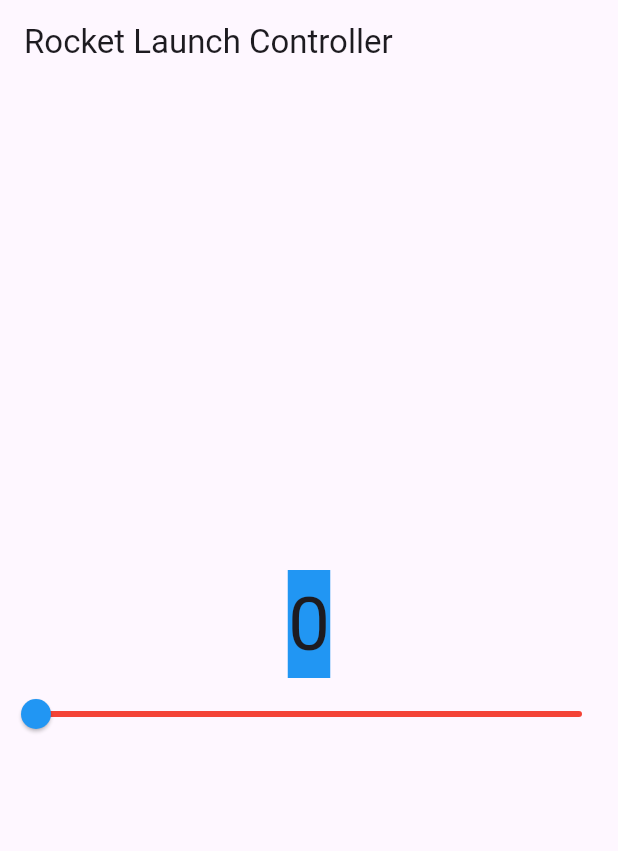
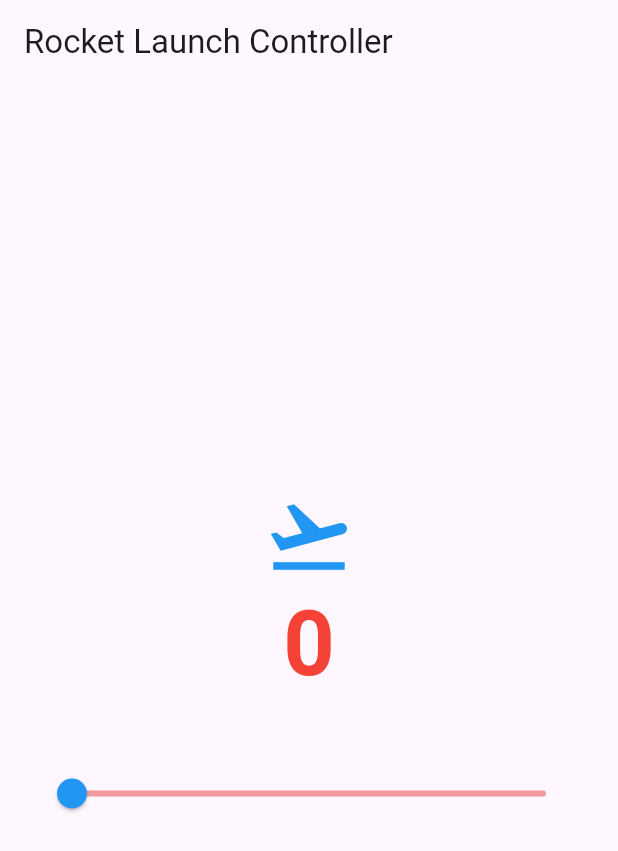
Before and after one commit to brockeh8/act6, a Flutter app: the screen it shows after launch, on a phone screen of 412 x 824 dp. Shown: the top 851 px of the screen. Run offline on Flutter 3.47's test engine with Material 3 defaults, Android fonts, the phone set to English and light mode, and no system bars.

Commit message:
Added the color changing numbers depending on the number count

```diff
--- a/lib/main.dart
+++ b/lib/main.dart
@@ -1,55 +1,86 @@
 import 'package:flutter/material.dart';
 
-void main() => runApp(MyApp());
+void main() => runApp(const MyApp());
 
 class MyApp extends StatelessWidget {
   const MyApp({super.key});
 
-  // This widget is the root of your application.
   @override
   Widget build(BuildContext context) {
     return MaterialApp(
-      // Application name
       title: 'Rocket Launch Controller',
-      theme: ThemeData(
-        primarySwatch: Colors.blue,
-      ),
-      // A widget that will be started on the application startup
-      home: CounterWidget(),
+      theme: ThemeData(primarySwatch: Colors.blue),
+      home: const CounterWidget(),
     );
   }
 }
 
 class CounterWidget extends StatefulWidget {
+  const CounterWidget({super.key});
+
   @override
-  _CounterWidgetState createState() => _CounterWidgetState();
+  State<CounterWidget> createState() => _CounterWidgetState();
 }
 
 class _CounterWidgetState extends State<CounterWidget> {
-  //set counter value
   int _counter = 0;
+
+  Color _numberColor() {
+    if (_counter == 0) return Colors.red;
+    if (_counter > 50) return Colors.green;
+    return Colors.orange;
+  }
 
   @override
   Widget build(BuildContext context) {
+    final liftoff = _counter == 100;
+
     return Scaffold(
-      appBar: AppBar(
-        title: const Text('Rocket Launch Controller'),
-      ),
-//set up the widget alignement
-      body: Column(
+      appBar: AppBar(title: const Text('Rocket Launch Controller')),
+      body: Stack(
+        children: [
+
+          Column(
             mainAxisAlignment: MainAxisAlignment.center,
             children: [
-          Center(
-            child: Container(
+
+              Icon(
+                Icons.flight_takeoff,
+                size: 60,
                 color: Colors.blue,
-              child: Text(
-                //to displays current number
+              ),
+
+              Text(
                 '$_counter',
-                style: TextStyle(fontSize: 50.0),
+                style: TextStyle(
+                  fontSize: 60,
+                  fontWeight: FontWeight.bold,
+                  color: _counter == 0
+                      ? Colors.red
+                      : _counter > 50
+                          ? Colors.green
+                          : Colors.orange,
                 ),
               ),
+
+              const SizedBox(height: 12),
+
+              if (liftoff)
+                const Text(
+                  'LIFTOFF!',
+                  style: TextStyle(
+                    fontSize: 32,
+                    fontWeight: FontWeight.w700,
+                    color: Colors.blue,
                   ),
-          Slider(
+                ),
+
+              const SizedBox(height: 20),
+
+
+              Padding(
+                padding: const EdgeInsets.symmetric(horizontal: 24.0),
+                child: Slider(
                   min: 0,
                   max: 100,
                   value: _counter.toDouble(),
@@ -59,7 +90,10 @@ class _CounterWidgetState extends State<CounterWidget> {
                     });
                   },
                   activeColor: Colors.blue,
-            inactiveColor: Colors.red,
+                  inactiveColor: Colors.red.shade200,
+                ),
+              ),
+            ],
           ),
         ],
       ),
```
Also changed, not shown: pubspec.yaml (+3 -4 lines), assets/confetti.gif (added). Lines whose indentation alone changed are shown as unchanged.
